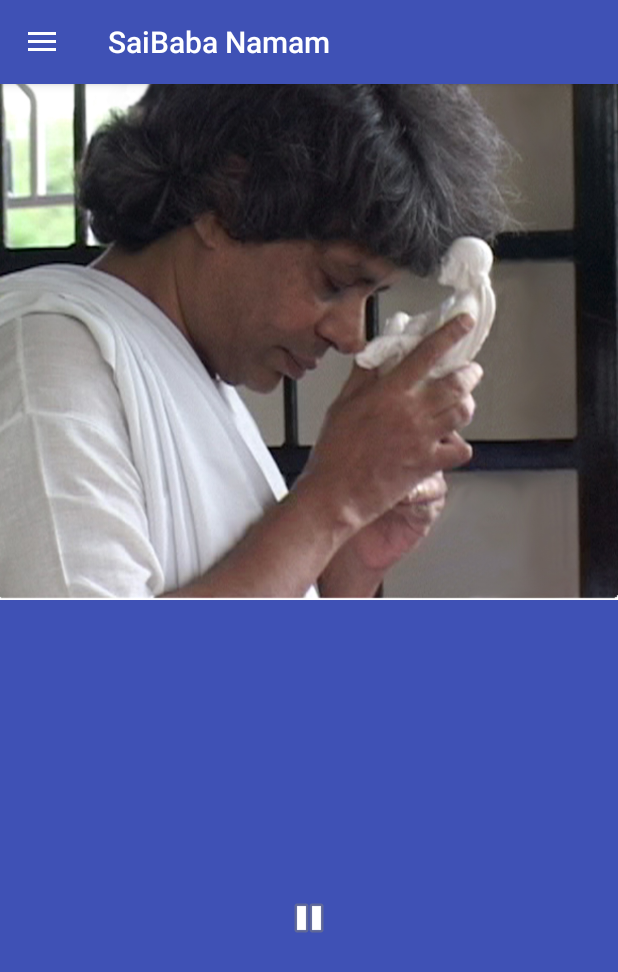
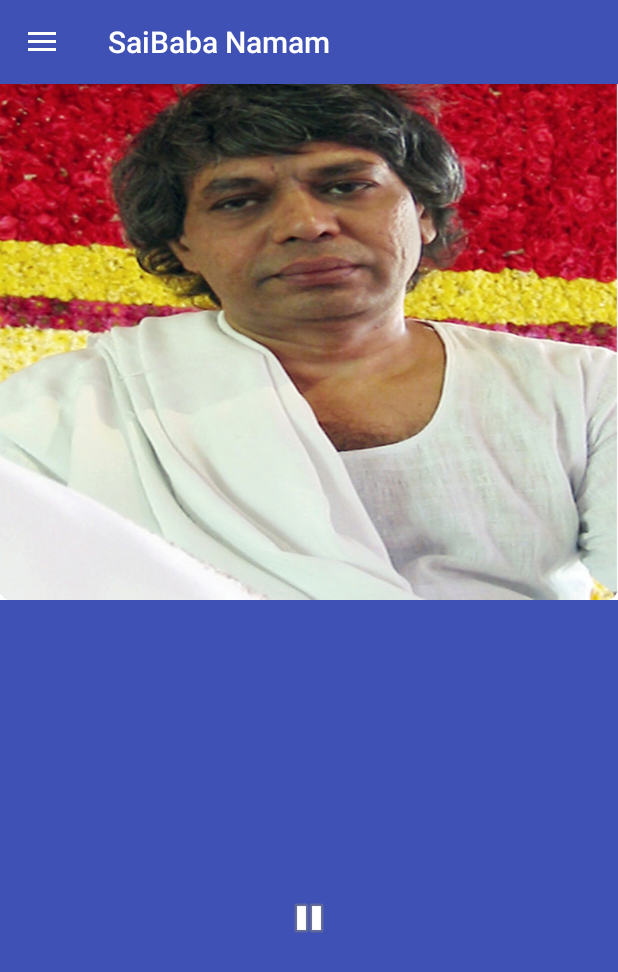
Before and after one commit to bodamithun/Sainamam, an Android app: the screen it shows after launch (MainActivity), in the side drawer, after a tap on "Sai tune2", on a phone screen of 412 x 824 dp. Shown: the top 972 px of the screen. Run offline under Robolectric (Android 15) with nearby library versions, the phone set to English and light mode, and no system bars.

Commit message:
sainamam2 initial changes

```diff
--- a/app/src/main/java/com/saibaba/myapplication/MainActivity.java
+++ b/app/src/main/java/com/saibaba/myapplication/MainActivity.java
@@ -8,11 +8,16 @@ import android.support.v4.widget.DrawerLayout;
 import android.support.v7.app.ActionBarDrawerToggle;
 import android.support.v7.app.AppCompatActivity;
 import android.support.v7.widget.Toolbar;
+import android.util.Log;
 import android.view.Menu;
 import android.view.MenuItem;
 import android.view.View;
 import android.widget.ImageButton;
+import android.widget.ImageView;
 import android.widget.Toast;
+
+import java.io.IOException;
+import java.util.Arrays;
 
 
 public class MainActivity extends AppCompatActivity
@@ -20,6 +25,8 @@ public class MainActivity extends AppCompatActivity
 
     MediaPlayer mediaPlayer;
     String selectedMediaFile;
+    int selectedIndex;
+    String arr[];
 
     @Override
     protected void onCreate(Bundle savedInstanceState) {
@@ -28,29 +35,12 @@ public class MainActivity extends AppCompatActivity
         Toolbar toolbar = (Toolbar) findViewById(R.id.toolbar);
         setSupportActionBar(toolbar);
 
+        arr = new String[] {"babanamam1", "babanamam2", "babanamam3", "R.id.babanamam4", "babanamam5"};
+
         DrawerLayout drawer = (DrawerLayout) findViewById(R.id.drawer_layout);
         ActionBarDrawerToggle toggle = new ActionBarDrawerToggle(
-                this, drawer, toolbar, R.string.navigation_drawer_open, R.string.navigation_drawer_close)
-        {
+                this, drawer, toolbar, R.string.navigation_drawer_open, R.string.navigation_drawer_close);
 
-            /** Called when a drawer has settled in a completely closed state. */
-            public void onDrawerClosed(View view) {
-                super.onDrawerClosed(view);
-                // Do whatever you want here
-                if(selectedMediaFile== null || selectedMediaFile == "")
-                {
-                    mediaPlayer = MediaPlayer.create(getApplicationContext(), getResources().getIdentifier(selectedMediaFile, "raw", getPackageName()));
-                    selectedMediaFile = "babanamam1";
-                    Toast.makeText(getApplicationContext(), "Default Media File Selected", Toast.LENGTH_SHORT).show();
-                }
-            }
-
-            /** Called when a drawer has settled in a completely open state. */
-            public void onDrawerOpened(View drawerView) {
-                super.onDrawerOpened(drawerView);
-                // Do whatever you want here
-            }
-        };
         drawer.addDrawerListener(toggle);
         toggle.syncState();
         if(selectedMediaFile!= null && selectedMediaFile != "")
@@ -61,6 +51,7 @@ public class MainActivity extends AppCompatActivity
         {
             mediaPlayer = MediaPlayer.create(getApplicationContext(), R.raw.babanamam2);
             selectedMediaFile = "babanamam1";
+            selectedIndex = 0;
         }
 
         if(selectedMediaFile != null) {
@@ -81,17 +72,16 @@ public class MainActivity extends AppCompatActivity
 
         NavigationView navigationView = (NavigationView) findViewById(R.id.nav_view);
         navigationView.setNavigationItemSelectedListener(this);
-        checkFirstRun();
+        checkFirstRun(drawer);
 
     }
 
-    public void checkFirstRun() {
-        boolean isFirstRun = getSharedPreferences("PREFERENCE", MODE_PRIVATE).getBoolean("isFirstRun", true);
+    public void checkFirstRun(DrawerLayout drawer) {
+          boolean isFirstRun = getSharedPreferences("PREFERENCE", MODE_PRIVATE).getBoolean("isFirstRun", true);
         if (isFirstRun){
             // Place your dialog code here to display the dialog
-            DrawerLayout drawer = (DrawerLayout) findViewById(R.id.drawer_layout);
+
             drawer.openDrawer(GravityCompat.START);
-
             getSharedPreferences("PREFERENCE", MODE_PRIVATE)
                     .edit()
                     .putBoolean("isFirstRun", false)
@@ -145,11 +135,13 @@ public class MainActivity extends AppCompatActivity
         else
         {
             mediaPlayer.start();
-            mediaPlayer.setLooping(true);
+            //mediaPlayer.setLooping(true);
             //button.setImageResource(R.drawable.pause);
             button.setImageResource(android.R.drawable.ic_media_pause);
         }
     }
+
+
 
     private void initMediaPlayer(String mediafile) {
         ImageButton button =(ImageButton) findViewById(R.id.btnFindMe);
@@ -158,9 +150,11 @@ public class MainActivity extends AppCompatActivity
                 mediaPlayer.stop();
                 mediaPlayer = MediaPlayer.create(getApplicationContext(), getResources().getIdentifier(mediafile, "raw", getPackageName()));
                 mediaPlayer.start();
-                mediaPlayer.setLooping(true);
+                //mediaPlayer.setLooping(true);
                 //button.setImageResource(R.drawable.pause);
                 button.setImageResource(android.R.drawable.ic_media_pause);
+
+
 
             }
             else
@@ -181,29 +175,81 @@ public class MainActivity extends AppCompatActivity
     public boolean onNavigationItemSelected(MenuItem item) {
         // Handle navigation view item clicks here.
         int id = item.getItemId();
+        //int index = 0;
+        //AssestManager am = getActivity.getAss
         getSupportActionBar().setTitle("SaiBaba Namam");
+
+        ImageView qImageView = (ImageView) findViewById(R.id.imageView1);
+
+            //   qSV.setImageResource(0);
+        qImageView.setImageResource(R.drawable.saibaba1);
+
+
+
         if (id == R.id.babanamam1) {
             // Handle the camera action
             //Toast.makeText(this, "Saibaba", Toast.LENGTH_SHORT).show();
             //getSupportActionBar().setTitle("Baba Namam");
             selectedMediaFile = "babanamam1";
-            initMediaPlayer("babanamam1");
+            selectedIndex = Arrays.asList(arr).indexOf("babanamam1");
+            qImageView.setImageResource(R.drawable.saibaba);
+
+           // initMediaPlayer("babanamam1");
         } else if (id == R.id.babanamam2) {
             selectedMediaFile = "babanamam2";
+            selectedIndex = Arrays.asList(arr).indexOf("babanamam2");
+            qImageView.setImageResource(R.drawable.saibaba1);
         }
         else if (id == R.id.babanamam3) {
             selectedMediaFile = "babanamam3";
+            selectedIndex = Arrays.asList(arr).indexOf("babanamam3");
+            qImageView.setImageResource(R.drawable.saitune3);
         }
         else if (id == R.id.babanamam4) {
             selectedMediaFile = "babanamam4";
+            selectedIndex = Arrays.asList(arr).indexOf("babanamam4");
+            qImageView.setImageResource(R.drawable.saibaba1);
         }
         else if (id == R.id.babanamam5) {
             selectedMediaFile = "babanamam5";
+            selectedIndex = Arrays.asList(arr).indexOf("babanamam5");
+            qImageView.setImageResource(R.drawable.saibaba);
         }
         initMediaPlayer(selectedMediaFile);
-
         DrawerLayout drawer = (DrawerLayout) findViewById(R.id.drawer_layout);
         drawer.closeDrawer(GravityCompat.START);
+        try {
+            mediaPlayer.setOnCompletionListener(new MediaPlayer.OnCompletionListener() {
+                @Override
+                public void onCompletion(MediaPlayer mp) {
+                    //while(selectedIndex < arr.length)
+                    try {
+                    if (selectedIndex < arr.length) {
+
+                        selectedIndex++;
+                        mediaPlayer.stop();
+                        //mp.release();
+                        mediaPlayer.create(getApplicationContext(), getResources().getIdentifier(arr[selectedIndex], "raw", getPackageName()));
+
+                        mediaPlayer.start();
+                    }
+                    else
+                    {
+                        selectedIndex = 0;
+                    }
+
+                    } catch (Exception e) {
+                        Log.i("media", e.getMessage());
+                    }
+
+                }
+            });
+        }
+        catch (Exception e) {
+            Log.i("media", e.getMessage());
+        }
+        //DrawerLayout drawer = (DrawerLayout) findViewById(R.id.drawer_layout);
+        //drawer.closeDrawer(GravityCompat.START);
         return true;
     }
 }
--- a/app/src/main/res/layout/content_main.xml
+++ b/app/src/main/res/layout/content_main.xml
@@ -13,7 +13,7 @@
         android:adjustViewBounds="true"
         android:minHeight="40dp"
         android:scaleType="fitXY"
-        android:src="@drawable/saibaba" />
+        android:src="@drawable/saibaba1" />
 
     <ImageButton
         android:id="@+id/btnFindMe"
@@ -22,5 +22,5 @@
         android:layout_below="@id/imageView1"
         android:layout_gravity="center"
         android:background="@color/colorPrimary"
-        android:onClick="PlayButtonClicked" />
+    android:onClick="PlayButtonClicked" />
 </RelativeLayout>
```
Also changed, not shown: app/src/main/res/drawable-v21/saibaba1.jpg (added), app/src/main/res/drawable-v21/saitune3.jpg (added), 2 other files.
